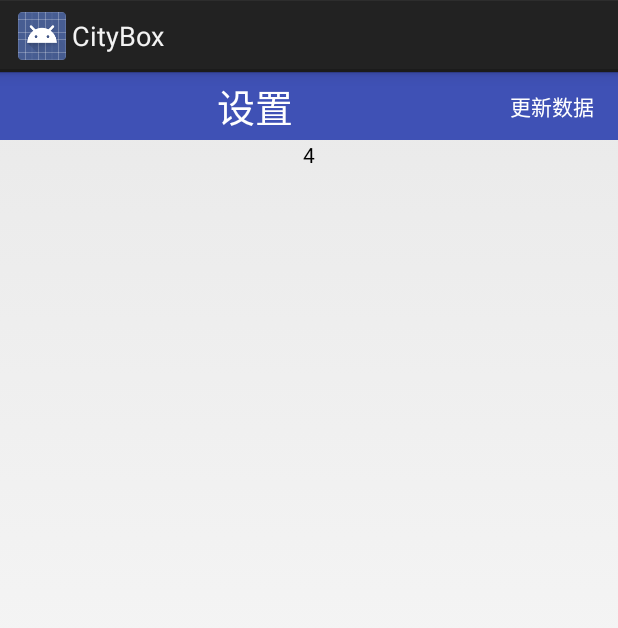
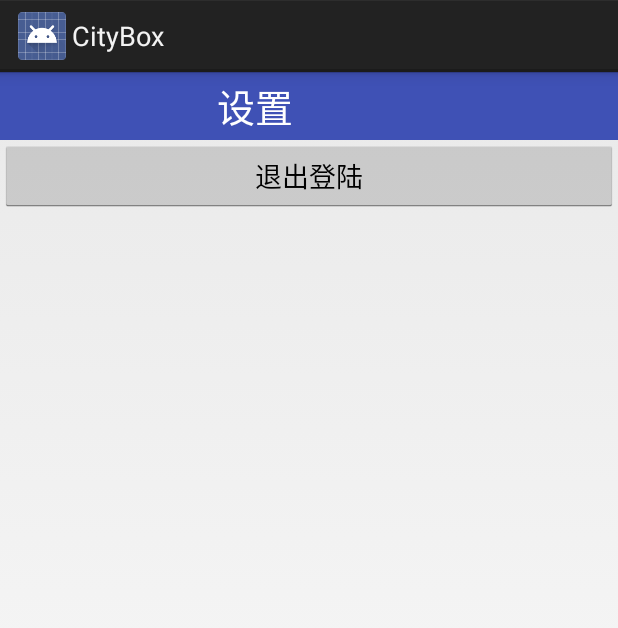
Before and after one commit to clwater/CityBox_new, an Android app: the fragment FragmentSeeting shown on its own in the app's theme, on a phone screen of 412 x 824 dp. Shown: the top 628 px of the screen. Run offline under Robolectric (Android 15) with nearby library versions, the light colour scheme and no system bars; 1 statement that could not run was skipped.

```diff
--- a/CityBox_new/app/src/main/java/com/uit/uit2013/ui/fragment/FragmentSeeting.java
+++ b/CityBox_new/app/src/main/java/com/uit/uit2013/ui/fragment/FragmentSeeting.java
@@ -1,24 +1,46 @@
 package com.uit.uit2013.ui.fragment;
 
+import android.app.Activity;
+import android.content.Context;
+import android.content.Intent;
 import android.os.Bundle;
 import android.support.v4.app.Fragment;
 import android.view.LayoutInflater;
 import android.view.View;
 import android.view.ViewGroup;
+import android.widget.Button;
 import android.widget.TextView;
 
 import com.uit.uit2013.R;
+import com.uit.uit2013.ui.activity.LoginActivity;
+import com.uit.uit2013.utils.PreferenceTool;
+import com.uit.uit2013.utils.db.ScheduleDateCtrl;
 
 /**
  * Created by soul on 2016/1/19.
  */
-public class FragmentSeeting extends Fragment {
+public class FragmentSeeting extends Fragment implements View.OnClickListener {
     private TextView tv;
+    private View view;
+    private Activity activity;
+    private Context context;
+    private Button setting_esc;
 
     @Override
     public View onCreateView(LayoutInflater inflater, ViewGroup container,
                              Bundle savedInstanceState) {
-        return inflater.inflate(R.layout.fragment_setting, container, false);
+        view = inflater.inflate(R.layout.fragment_setting, container, false);
+        activity = getActivity();
+        context = activity.getApplicationContext();
+
+        create();
+
+        return view;
+    }
+
+    private void create() {
+        setting_esc = (Button) view.findViewById(R.id.setting_esc);
+        setting_esc.setOnClickListener(this);
     }
 
     @Override
@@ -26,5 +48,25 @@ public class FragmentSeeting extends Fragment {
         super.onActivityCreated(savedInstanceState);
         tv = (TextView) getView().findViewById(R.id.titleTv);
         tv.setText("设置");
+
+    }
+
+    @Override
+    public void onClick(View v) {
+        switch (v.getId()){
+            case R.id.setting_esc:
+                esc();
+                break;
+        }
+    }
+
+    private void esc() {
+        PreferenceTool pt = new PreferenceTool(activity);
+        PreferenceTool.clear();
+        ScheduleDateCtrl.delete(activity);
+
+
+        activity.finish();
+        startActivity(new Intent( activity , LoginActivity.class));
     }
 }
--- a/CityBox_new/app/src/main/java/com/uit/uit2013/utils/BetweenData.java
+++ b/CityBox_new/app/src/main/java/com/uit/uit2013/utils/BetweenData.java
@@ -24,6 +24,7 @@ public class BetweenData {
         NowCa.set(year,mouth,day);
         long NowN = NowCa.getTimeInMillis();
         bd = Math.abs( (BaseN - NowN) / 24 / 3600000 );
+
         return (int)bd;
     }
 
--- a/CityBox_new/app/src/main/java/com/uit/uit2013/utils/db/ScheduleDateCtrl.java
+++ b/CityBox_new/app/src/main/java/com/uit/uit2013/utils/db/ScheduleDateCtrl.java
@@ -37,7 +37,7 @@ public class ScheduleDateCtrl {
 
     }
     public  static  void delete(Context context){
-        String sql=" DROP TABLE IF EXISTS schedule";
+        String sql=" delete from schedule";
         db.execSQL(sql);
     }
     //查询课表信息
--- a/CityBox_new/app/src/main/res/layout/fragment_setting.xml
+++ b/CityBox_new/app/src/main/res/layout/fragment_setting.xml
@@ -6,11 +6,10 @@
 
     <include layout="@layout/title_bar" />
 
-    <TextView
-        android:layout_width="fill_parent"
-        android:layout_height="fill_parent"
-        android:gravity="center"
-        android:text="4"
-        android:textColor="#000000" />
+    <Button
+        android:layout_width="match_parent"
+        android:layout_height="wrap_content"
+        android:text="退出登陆"
+        android:id="@+id/setting_esc"/>
 
 </LinearLayout>
--- a/CityBox_new/app/src/main/res/layout/title_bar.xml
+++ b/CityBox_new/app/src/main/res/layout/title_bar.xml
@@ -22,7 +22,7 @@
         android:id="@+id/updatatv"
         android:layout_width="0dp"
         android:layout_height="wrap_content"
-        android:text="更新数据"
+        android:text=""
         android:layout_marginRight="3dp"
         android:textColor="#fff"
         android:layout_weight="1"/>
--- a/CityBox_new/settings.gradle
+++ b/CityBox_new/settings.gradle
@@ -1 +1 @@
-include ':app', ':library', ':library-recyclerview'
+include ':app', ':library', ':library-recyclerview', ':librarybutton'
```
Also changed, not shown: CityBox_new/app/src/main/java/com/uit/uit2013/ui/activity/MainActivity.java (+16 -0 lines), CityBox_new/app/src/main/java/com/uit/uit2013/ui/activity/ScoreActivity.java (+110 -29 lines), CityBox_new/app/src/main/java/com/uit/uit2013/ui/fragment/FragmentSchedule.java (+12 -6 lines), CityBox_new/app/src/main/java/com/uit/uit2013/utils/ScoreTool.java (+6 -4 lines), CityBox_new/app/src/main/java/com/uit/uit2013/utils/analysis/ScheduleAnalysis.java (+3 -6 lines), CityBox_new/app/src/main/res/drawable/button_score_update.xml (added, +8 -0 lines), CityBox_new/app/src/main/res/drawable/rounded_blue.xml (added, +8 -0 lines), CityBox_new/app/src/main/res/drawable/rounded_blue_fouce.xml (added, +8 -0 lines), CityBox_new/app/src/main/res/layout/item_score.xml (+20 -10 lines), CityBox_new/app/src/main/res/layout/study_score.xml (+12 -5 lines), 15 other files.
